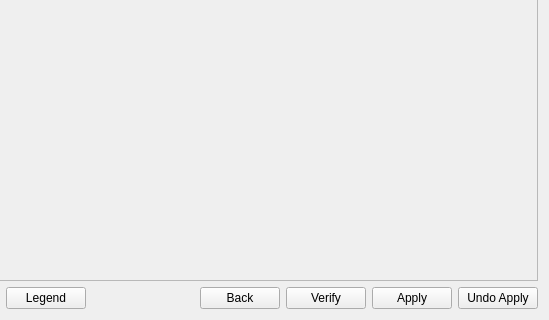
The window that app_new/frmframedetails.ui (doublebyte1/app_solution) describes before a commit, drawn with Qt 5; both pictures show x 177 to 726 and y 271 to 591 of the 726 by 591 pixel window.
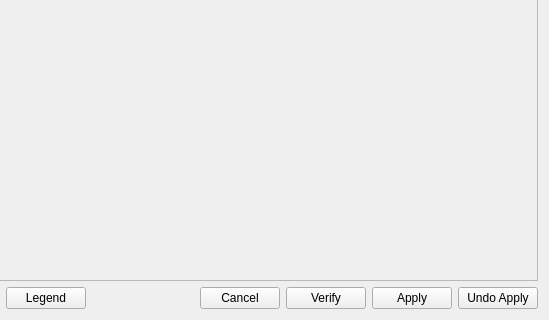
The same window after the commit. Icons and pictures are not drawn.

Commit message: - Removed the 'n/a' filter from combo boxes on frframe - Removed "Undo" apply button on frFramedetails - Replaced "back" for cancel on frFrameDetails; back leaves the form; - When cancelling a dirty model, display a warning; - After applying frame changes, it automatically leaves the form,   displaying first an informative message;

Diff of the .ui file:
```diff
--- a/app_new/frmframedetails.ui
+++ b/app_new/frmframedetails.ui
@@ -262,7 +262,7 @@
         <string>Goes back to previous form</string>
        </property>
        <property name="text">
-        <string>Back</string>
+        <string>Cancel</string>
        </property>
       </widget>
      </item>
```
Left out of the diff: 6 changed lines with no effect on the pictures. The commit also changes 5 other files.
